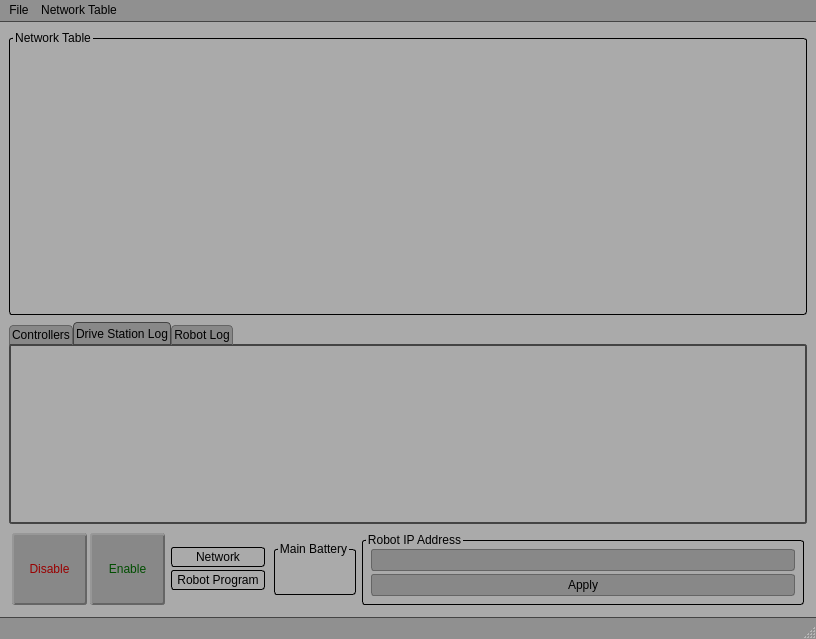
Qt form ui/drive_station.ui (ArPiRobot/ArPiRobot-DriveStation) before a commit.
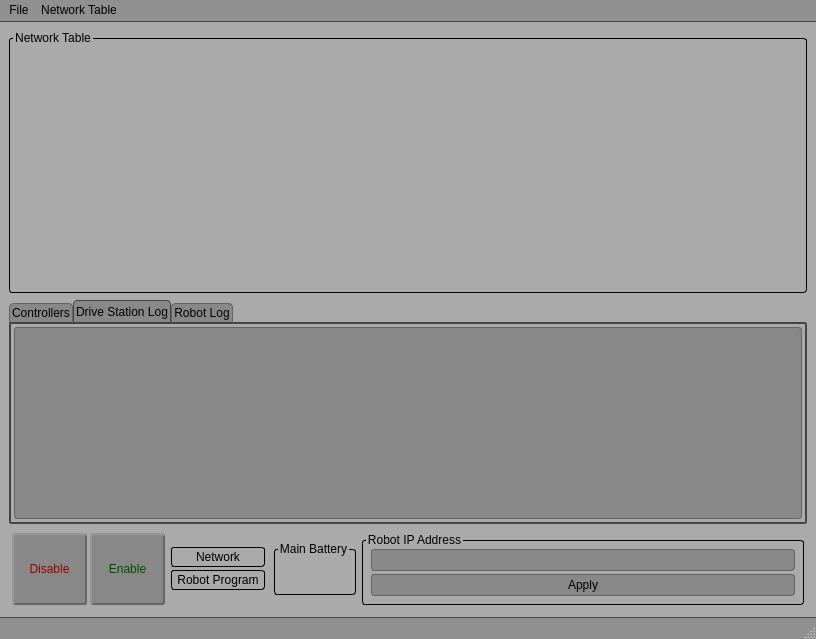
The same form after that commit. The open tabs and pages were chosen to show the change. Icons and pictures are not drawn.

Commit message: Added theming for text view and list view

Patch:
```diff
--- a/ui/drive_station.ui
+++ b/ui/drive_station.ui
@@ -79,6 +79,20 @@
     border-radius: 3px;
 }
 
+.QPlainTextEdit{
+    color: #000000;
+    selection-color: #000000;
+	background-color: #888888;
+    border: 1px solid #656565;
+    border-radius: 3px;
+    selection-background-color: #cc7a00;
+    padding: 2px;
+}
+.QPlainTextEdit:focus{
+    border: 1px solid #b36b00;
+    border-radius: 3px;
+}
+
 .QProgressBar{
     color: #000000;
     background-color: #888888;
@@ -152,11 +166,107 @@
     background-color: #757575;
 }
 
-.QListWidget, .QListView{
+QListView{
     color: #000000;
     background-color: #888888;
     border: 2px inset #656565;
 }
+
+QListView::item{
+    color : #000000;
+}
+
+QListView::item:selected{
+    background : #e68a00;
+    color: #000000;
+}
+
+QScrollBar:vertical {
+    border: 2px solid #444444;
+    background: #444444;
+    width: 15px;
+    margin: 22px 0 22px 0;
+}
+QScrollBar::handle:vertical {
+    background: #C0C0C0;
+    min-height: 20px;
+    margin-top: 1px;
+    margin-bottom: 1px;
+}
+QScrollBar::add-line:vertical {
+    border: 2px solid #444444;
+    background: #C0C0C0;
+    height: 20px;
+    subcontrol-position: bottom;
+    subcontrol-origin: margin;
+}
+QScrollBar::sub-line:vertical {
+    border: 2px solid #444444;
+    background: #C0C0C0;
+    height: 20px;
+    subcontrol-position: top;
+    subcontrol-origin: margin;
+}
+QScrollBar::up-arrow:vertical{
+	image: url(:/up_arrow.png);
+    height: 4px; 
+    width: 8px;
+}
+QScrollBar::down-arrow:vertical {
+    image: url(:/down_arrow.png);
+    height: 4px; 
+    width: 8px;
+}
+
+QScrollBar::add-page:vertical, QScrollBar::sub-page:vertical {
+    background: none;
+}
+
+QScrollBar:horizontal {
+    border: 2px solid #444444;
+    background: #444444;
+    height: 15px;
+    margin: 0px 20px 0 20px;
+}
+QScrollBar::handle:horizontal {
+    background: #C0C0C0;
+    min-width: 20px;
+    margin-left: 1px;
+    margin-right: 1px;
+}
+QScrollBar::add-line:horizontal {
+    border: 2px solid #444444;
+    background: #C0C0C0;
+    width: 20px;
+    subcontrol-position: right;
+    subcontrol-origin: margin;
+}
+
+QScrollBar::sub-line:horizontal {
+    border: 2px solid #444444;
+    background: #C0C0C0;
+    width: 20px;
+    subcontrol-position: left;
+    subcontrol-origin: margin;
+}
+
+QScrollBar:left-arrow:horizontal{
+    image: url(:/left_arrow.png);
+    height: 8px; 
+    width: 4px;
+}
+
+QScrollBar::right-arrow:horizontal {
+    image: url(:/right_arrow.png);
+    height: 8px; 
+    width: 4px;
+}
+
+QScrollBar::add-page:horizontal, QScrollBar::sub-page:horizontal {
+    background: none;
+}
+
+
 </string>
   </property>
   <widget class="QWidget" name="centralwidget">
@@ -1136,6 +1246,36 @@
        <attribute name="title">
         <string>Drive Station Log</string>
        </attribute>
+       <layout class="QVBoxLayout" name="verticalLayout_10">
+        <property name="spacing">
+         <number>3</number>
+        </property>
+        <property name="leftMargin">
+         <number>3</number>
+        </property>
+        <property name="topMargin">
+         <number>3</number>
+        </property>
+        <property name="rightMargin">
+         <number>3</number>
+        </property>
+        <property name="bottomMargin">
+         <number>3</number>
+        </property>
+        <item>
+         <widget class="QPlainTextEdit" name="txtDsLog">
+          <property name="undoRedoEnabled">
+           <bool>false</bool>
+          </property>
+          <property name="lineWrapMode">
+           <enum>QPlainTextEdit::NoWrap</enum>
+          </property>
+          <property name="readOnly">
+           <bool>true</bool>
+          </property>
+         </widget>
+        </item>
+       </layout>
       </widget>
       <widget class="QWidget" name="tab_3">
        <attribute name="title">
```
The commit also changes 7 other files.
